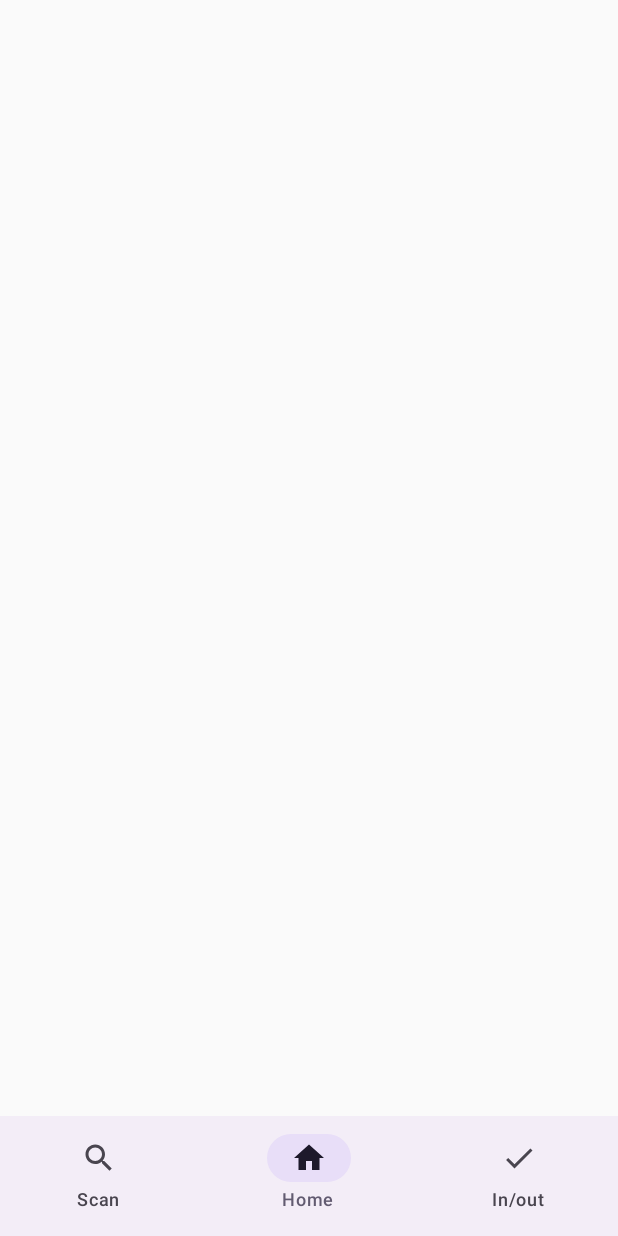
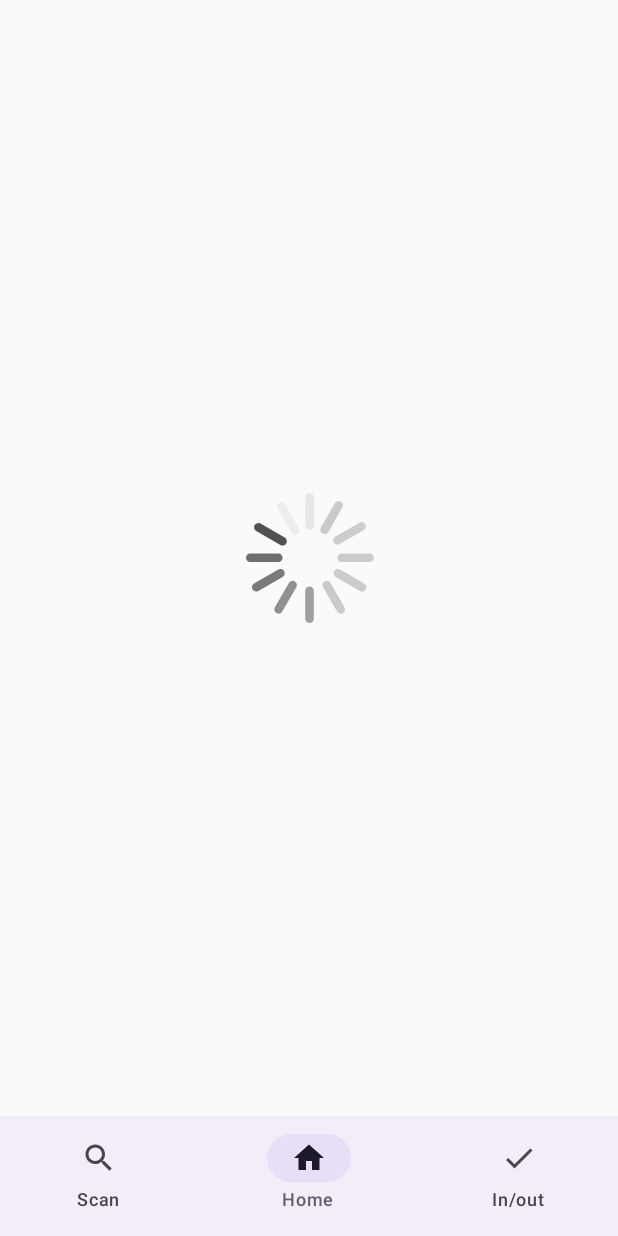
Before and after one commit to medhat97/store-app-android, an Android app built with Jetpack Compose: the screen it shows after launch (MainActivity), on a phone screen of 412 x 824 dp. Run offline under Robolectric (Android 15) with nearby library versions, the phone set to English and light mode, and no system bars.

Commit message:
Store App v1.1

```diff
--- a/StoreApp/app/build.gradle.kts
+++ b/StoreApp/app/build.gradle.kts
@@ -68,4 +68,9 @@ dependencies {
     debugImplementation(libs.androidx.ui.tooling)
     debugImplementation(libs.androidx.ui.test.manifest)
     implementation("androidx.lifecycle:lifecycle-viewmodel-compose:2.6.2")
+    // Retrofit
+    implementation("com.squareup.retrofit2:retrofit:2.9.0")
+// Retrofit with Scalar Converter
+    implementation("com.squareup.retrofit2:converter-scalars:2.9.0")
+
 }
--- a/StoreApp/app/src/main/AndroidManifest.xml
+++ b/StoreApp/app/src/main/AndroidManifest.xml
@@ -1,6 +1,7 @@
 <?xml version="1.0" encoding="utf-8"?>
 <manifest xmlns:android="http://schemas.android.com/apk/res/android"
     xmlns:tools="http://schemas.android.com/tools">
+    <uses-permission android:name="android.permission.INTERNET" />
 
     <application
         android:allowBackup="true"
--- /dev/null
+++ b/StoreApp/app/src/main/java/com/example/storeapp/data/LoadingStatus.kt
@@ -0,0 +1,7 @@
+package com.example.storeapp.data
+
+enum class LoadingStatus {
+    SUCCESS,
+    FAILED,
+    LOADING
+}
--- /dev/null
+++ b/StoreApp/app/src/main/java/com/example/storeapp/ui/HomeScreen.kt
@@ -0,0 +1,65 @@
+package com.example.storeapp.ui
+
+import androidx.compose.foundation.Image
+import androidx.compose.foundation.layout.Arrangement
+import androidx.compose.foundation.layout.Column
+import androidx.compose.foundation.layout.fillMaxSize
+import androidx.compose.foundation.layout.padding
+import androidx.compose.foundation.layout.size
+import androidx.compose.material3.Text
+import androidx.compose.runtime.Composable
+import androidx.compose.ui.Alignment
+import androidx.compose.ui.Modifier
+import androidx.compose.ui.res.painterResource
+import androidx.compose.ui.res.stringResource
+import androidx.compose.ui.unit.dp
+import com.example.storeapp.R
+import com.example.storeapp.data.LoadingStatus
+
+@Composable
+fun HomeScreen(
+    storeUiState: StoreUiState
+){
+    when(storeUiState.currentLoadingStatus){
+        LoadingStatus.SUCCESS -> SuccessScreen(storeUiState = storeUiState)
+        LoadingStatus.LOADING -> LoadingScreen()
+        LoadingStatus.FAILED -> ErrorScreen()
+    }
+}
+
+@Composable
+fun SuccessScreen(storeUiState: StoreUiState){
+    Text(
+        text = storeUiState.data
+    )
+}
+
+@Composable
+fun LoadingScreen(modifier: Modifier = Modifier) {
+    Column(
+        modifier = modifier.fillMaxSize(),
+        verticalArrangement = Arrangement.Center,
+        horizontalAlignment = Alignment.CenterHorizontally
+    ) {
+    Image(
+        modifier = modifier.size(600.dp),
+
+        painter = painterResource(R.drawable.loading_img),
+        contentDescription = ""
+    )}
+}
+
+@Composable
+fun ErrorScreen(modifier: Modifier = Modifier) {
+    Column(
+        modifier = modifier.fillMaxSize(),
+        verticalArrangement = Arrangement.Center,
+        horizontalAlignment = Alignment.CenterHorizontally
+    ) {
+        Image(
+            modifier = modifier.size(200.dp),
+            painter = painterResource(id = R.drawable.ic_connection_error), contentDescription = ""
+        )
+        Text(text = stringResource(R.string.loading_failed), modifier = Modifier.padding(16.dp))
+    }
+}
--- a/StoreApp/app/src/main/java/com/example/storeapp/ui/StoreApp.kt
+++ b/StoreApp/app/src/main/java/com/example/storeapp/ui/StoreApp.kt
@@ -30,6 +30,4 @@ fun StorePreview(){
     val storeUiState = viewModel.uiState.collectAsState().value
     StoreHomeScreen(
         viewModel = viewModel,
-        storeUiState = storeUiState,
-        modifier = Modifier.fillMaxSize())
-}
+        storeUiState = storeUiState)}
--- a/StoreApp/app/src/main/java/com/example/storeapp/ui/StoreHomeScreen.kt
+++ b/StoreApp/app/src/main/java/com/example/storeapp/ui/StoreHomeScreen.kt
@@ -1,10 +1,9 @@
 package com.example.storeapp.ui
 
+import androidx.compose.foundation.layout.Box
 import androidx.compose.foundation.layout.Column
-import androidx.compose.foundation.layout.Spacer
 import androidx.compose.foundation.layout.fillMaxSize
 import androidx.compose.foundation.layout.fillMaxWidth
-import androidx.compose.foundation.layout.height
 import androidx.compose.foundation.layout.navigationBarsPadding
 import androidx.compose.material.icons.Icons
 import androidx.compose.material.icons.filled.Done
@@ -15,25 +14,23 @@ import androidx.compose.material3.NavigationBar
 import androidx.compose.material3.NavigationBarItem
 import androidx.compose.material3.Text
 import androidx.compose.runtime.Composable
-import androidx.compose.runtime.getValue
-import androidx.compose.runtime.mutableStateOf
-import androidx.compose.runtime.remember
-import androidx.compose.runtime.setValue
+
+import androidx.compose.runtime.LaunchedEffect
 import androidx.compose.ui.Modifier
 import androidx.compose.ui.graphics.vector.ImageVector
 import androidx.compose.ui.res.stringResource
-import androidx.compose.ui.tooling.preview.Preview
 import androidx.compose.ui.unit.dp
-import androidx.lifecycle.viewmodel.compose.viewModel
 import com.example.storeapp.R
 import com.example.storeapp.data.TabType
+
+
+
 
 @Composable
 fun StoreHomeScreen(
     storeUiState: StoreUiState,
-    viewModel: StoreViewModel,
-    modifier: Modifier = Modifier
-){
+    viewModel: StoreViewModel) {
+
     val navigationItemContentList = listOf(
         NavigationItemContent(
             iconType = TabType.SCAN,
@@ -57,12 +54,25 @@ fun StoreHomeScreen(
             .fillMaxSize()
             .navigationBarsPadding()
     ) {
-        Spacer(modifier = Modifier.weight(1f))
+        Box(
+            modifier = Modifier
+                .weight(1f)
+                .fillMaxWidth()
+        ) {
+            when(storeUiState.currentTab) {
+                TabType.HOME -> HomeScreen(storeUiState = storeUiState)
+                TabType.SCAN -> ScanScreen()
+                TabType.INOUT -> InoutScreen()
+            }
+        }
+
         StoreAppBottomNavigationBar(
             selectedTab = storeUiState.currentTab,
             navigationItemContentList = navigationItemContentList,
             onTabSelected = { tabType: TabType ->
-            viewModel.updateCurrentMailbox(tabType)
+                viewModel.updateCurrentTab(tabType)
+                viewModel.getStoreData()
+
             },
             modifier = Modifier.fillMaxWidth()
         )
--- a/StoreApp/app/src/main/java/com/example/storeapp/ui/StoreUiState.kt
+++ b/StoreApp/app/src/main/java/com/example/storeapp/ui/StoreUiState.kt
@@ -1,7 +1,10 @@
 package com.example.storeapp.ui
 
+import com.example.storeapp.data.LoadingStatus
 import com.example.storeapp.data.TabType
 
 data class StoreUiState(
-    val currentTab: TabType = TabType.HOME
+    val currentTab: TabType = TabType.HOME,
+    val data: String = "",
+    val currentLoadingStatus: LoadingStatus = LoadingStatus.LOADING
 )
--- /dev/null
+++ b/StoreApp/app/src/main/res/drawable/loading_img.xml
@@ -0,0 +1,94 @@
+<?xml version="1.0" encoding="utf-8"?>
+<!--
+  ~ Copyright (C) 2023 The Android Open Source Project
+  ~
+  ~ Licensed under the Apache License, Version 2.0 (the "License");
+  ~ you may not use this file except in compliance with the License.
+  ~ You may obtain a copy of the License at
+  ~
+  ~     https://www.apache.org/licenses/LICENSE-2.0
+  ~
+  ~ Unless required by applicable law or agreed to in writing, software
+  ~ distributed under the License is distributed on an "AS IS" BASIS,
+  ~ WITHOUT WARRANTIES OR CONDITIONS OF ANY KIND, either express or implied.
+  ~ See the License for the specific language governing permissions and
+  ~ limitations under the License.
+  -->
+<vector xmlns:android="http://schemas.android.com/apk/res/android"
+    android:width="24dp"
+    android:height="24dp"
+    android:viewportWidth="72"
+    android:viewportHeight="72">
+    <path
+        android:fillColor="#cccccf"
+        android:pathData="M36.06,28.92L36.06,32.18"
+        android:strokeWidth="1"
+        android:strokeColor="#e7e7e7"
+        android:strokeLineCap="round" />
+    <path
+        android:fillColor="#c8c8cc"
+        android:pathData="M39.45,29.88L37.82,32.71"
+        android:strokeWidth="1"
+        android:strokeColor="#cacaca"
+        android:strokeLineCap="round" />
+    <path
+        android:fillColor="#bbbbbe"
+        android:pathData="M42.12,32.32L39.3,33.95"
+        android:strokeWidth="1"
+        android:strokeColor="#cdcdcd"
+        android:strokeLineCap="round" />
+    <path
+        android:fillColor="#b2b2b7"
+        android:pathData="M39.8,35.98L43.06,35.98"
+        android:strokeWidth="1"
+        android:strokeColor="#cbcbcb"
+        android:strokeLineCap="round" />
+    <path
+        android:fillColor="#d0d0d4"
+        android:pathData="M32.77,29.99L34.4,32.81"
+        android:strokeWidth="1"
+        android:strokeColor="#ededed"
+        android:strokeLineCap="round" />
+    <path
+        android:fillColor="#949497"
+        android:pathData="M30.1,32.42L32.92,34.05"
+        android:strokeWidth="1"
+        android:strokeColor="#525252"
+        android:strokeLineCap="round" />
+    <path
+        android:fillColor="#97979b"
+        android:pathData="M32.42,35.98L29.16,35.98"
+        android:strokeWidth="1"
+        android:strokeColor="#6e6e6e"
+        android:strokeLineCap="round" />
+    <path
+        android:fillColor="#a8a8ac"
+        android:pathData="M36.06,43.08L36.06,39.82"
+        android:strokeWidth="1"
+        android:strokeColor="#a0a0a0"
+        android:strokeLineCap="round" />
+    <path
+        android:fillColor="#cacaca"
+        android:pathData="M39.7,41.99L38.07,39.16"
+        android:strokeWidth="1"
+        android:strokeColor="#cacaca"
+        android:strokeLineCap="round" />
+    <path
+        android:fillColor="#b6b6ba"
+        android:pathData="M42.19,39.4L39.37,37.77"
+        android:strokeWidth="1"
+        android:strokeColor="#ccc"
+        android:strokeLineCap="round" />
+    <path
+        android:fillColor="#a1a1a5"
+        android:pathData="M32.46,41.98L34.09,39.16"
+        android:strokeWidth="1"
+        android:strokeColor="#909090"
+        android:strokeLineCap="round" />
+    <path
+        android:fillColor="#9d9da0"
+        android:pathData="M29.85,39.4L32.67,37.77"
+        android:strokeWidth="1"
+        android:strokeColor="#7a7a7a"
+        android:strokeLineCap="round" />
+</vector>
--- a/StoreApp/app/src/main/res/values/strings.xml
+++ b/StoreApp/app/src/main/res/values/strings.xml
@@ -3,6 +3,9 @@
     <string name="scan_tab">Scan</string>
     <string name="home_tab">Home</string>
     <string name="inout_tab">In/out</string>
+    <string name="loading">Loading</string>
+    <string name="loading_failed">Failed to load</string>
 
+    loading_failed
 
 </resources>
```
Also changed, not shown: StoreApp/app/src/main/java/com/example/storeapp/network/StoreApiService.kt (added, +24 -0 lines), StoreApp/app/src/main/java/com/example/storeapp/ui/InoutScreen.kt (added, +8 -0 lines), StoreApp/app/src/main/java/com/example/storeapp/ui/ScanScreen.kt (added, +8 -0 lines), StoreApp/app/src/main/java/com/example/storeapp/ui/StoreViewModel.kt (+34 -1 lines), StoreApp/app/src/main/res/drawable/ic_connection_error.xml (added, +25 -0 lines), 1 other file.
